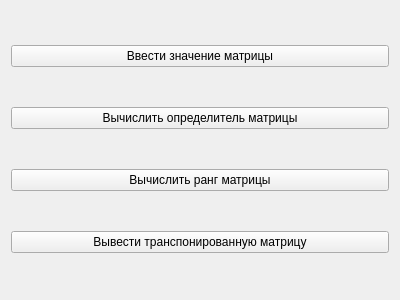
This is interface.ui in Robbivan/GuiMatrixRational as Qt 5 draws it before an edit. The edited form follows.
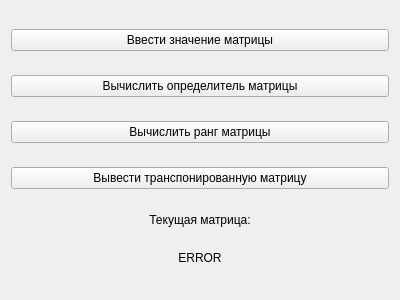
This is the edited form.

Commit message: Added functional for dialog "addvaluematrixdialog". Added current matrix on main QWidget. Add operator << to matrix.

Patch:
```diff
--- a/interface.ui
+++ b/interface.ui
@@ -42,6 +42,41 @@
      </property>
     </widget>
    </item>
+   <item>
+    <widget class="QLabel" name="label">
+     <property name="sizePolicy">
+      <sizepolicy hsizetype="Preferred" vsizetype="Maximum">
+       <horstretch>0</horstretch>
+       <verstretch>0</verstretch>
+      </sizepolicy>
+     </property>
+     <property name="layoutDirection">
+      <enum>Qt::LeftToRight</enum>
+     </property>
+     <property name="text">
+      <string>Текущая матрица:</string>
+     </property>
+     <property name="alignment">
+      <set>Qt::AlignCenter</set>
+     </property>
+    </widget>
+   </item>
+   <item>
+    <widget class="QLabel" name="curMatrix">
+     <property name="sizePolicy">
+      <sizepolicy hsizetype="Preferred" vsizetype="Maximum">
+       <horstretch>0</horstretch>
+       <verstretch>0</verstretch>
+      </sizepolicy>
+     </property>
+     <property name="text">
+      <string>ERROR</string>
+     </property>
+     <property name="alignment">
+      <set>Qt::AlignCenter</set>
+     </property>
+    </widget>
+   </item>
   </layout>
  </widget>
  <resources/>
```
The commit also changes 7 other files.
